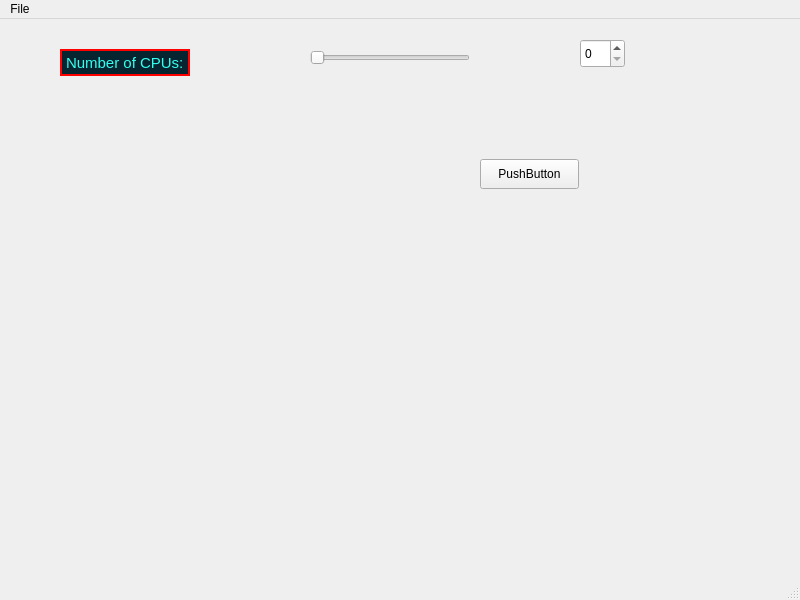
jentor67/Qt6Cmake, file CPU-Usage/mainwindow.ui: the form before one commit.
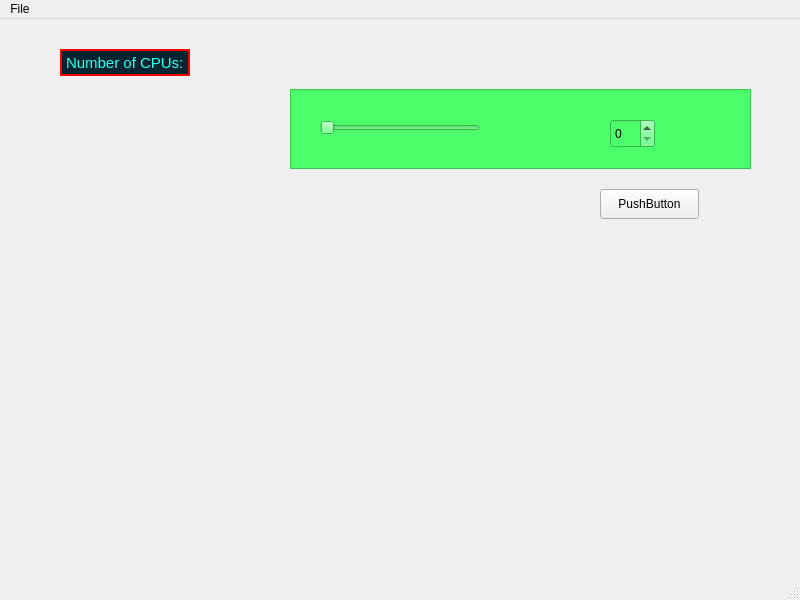
The form after the commit.

What changed in the file:
```diff
--- a/CPU-Usage/mainwindow.ui
+++ b/CPU-Usage/mainwindow.ui
@@ -82,8 +82,8 @@
    <widget class="QPushButton" name="pushButton">
     <property name="geometry">
      <rect>
-      <x>480</x>
-      <y>140</y>
+      <x>600</x>
+      <y>170</y>
       <width>99</width>
       <height>30</height>
      </rect>
@@ -103,28 +103,141 @@
     </property>
     <layout class="QVBoxLayout" name="vlB1"/>
    </widget>
-   <widget class="QSlider" name="horizontalSlider">
+   <widget class="QFrame" name="SignalSlotFrame">
     <property name="geometry">
      <rect>
-      <x>310</x>
-      <y>30</y>
-      <width>160</width>
-      <height>18</height>
+      <x>290</x>
+      <y>70</y>
+      <width>461</width>
+      <height>80</height>
      </rect>
     </property>
-    <property name="orientation">
-     <enum>Qt::Orientation::Horizontal</enum>
+    <property name="palette">
+     <palette>
+      <active>
+       <colorrole role="Button">
+        <brush brushstyle="SolidPattern">
+         <color alpha="255">
+          <red>76</red>
+          <green>255</green>
+          <blue>106</blue>
+         </color>
+        </brush>
+       </colorrole>
+       <colorrole role="Base">
+        <brush brushstyle="SolidPattern">
+         <color alpha="255">
+          <red>76</red>
+          <green>255</green>
+          <blue>106</blue>
+         </color>
+        </brush>
+       </colorrole>
+       <colorrole role="Window">
+        <brush brushstyle="SolidPattern">
+         <color alpha="255">
+          <red>76</red>
+          <green>255</green>
+          <blue>106</blue>
+         </color>
+        </brush>
+       </colorrole>
+      </active>
+      <inactive>
+       <colorrole role="Button">
+        <brush brushstyle="SolidPattern">
+         <color alpha="255">
+          <red>76</red>
+          <green>255</green>
+          <blue>106</blue>
+         </color>
+        </brush>
+       </colorrole>
+       <colorrole role="Base">
+        <brush brushstyle="SolidPattern">
+         <color alpha="255">
+          <red>76</red>
+          <green>255</green>
+          <blue>106</blue>
+         </color>
+        </brush>
+       </colorrole>
+       <colorrole role="Window">
+        <brush brushstyle="SolidPattern">
+         <color alpha="255">
+          <red>76</red>
+          <green>255</green>
+          <blue>106</blue>
+         </color>
+        </brush>
+       </colorrole>
+      </inactive>
+      <disabled>
+       <colorrole role="Button">
+        <brush brushstyle="SolidPattern">
+         <color alpha="255">
+          <red>76</red>
+          <green>255</green>
+          <blue>106</blue>
+         </color>
+        </brush>
+       </colorrole>
+       <colorrole role="Base">
+        <brush brushstyle="SolidPattern">
+         <color alpha="255">
+          <red>76</red>
+          <green>255</green>
+          <blue>106</blue>
+         </color>
+        </brush>
+       </colorrole>
+       <colorrole role="Window">
+        <brush brushstyle="SolidPattern">
+         <color alpha="255">
+          <red>76</red>
+          <green>255</green>
+          <blue>106</blue>
+         </color>
+        </brush>
+       </colorrole>
+      </disabled>
+     </palette>
     </property>
-   </widget>
-   <widget class="QSpinBox" name="spinBox">
-    <property name="geometry">
-     <rect>
-      <x>580</x>
-      <y>20</y>
-      <width>45</width>
-      <height>29</height>
-     </rect>
+    <property name="toolTip">
+     <string extracomment="Signal and Slot frame"/>
     </property>
+    <property name="styleSheet">
+     <string notr="true">background-color: rgb(76, 255, 106);</string>
+    </property>
+    <property name="frameShape">
+     <enum>QFrame::Shape::StyledPanel</enum>
+    </property>
+    <property name="frameShadow">
+     <enum>QFrame::Shadow::Raised</enum>
+    </property>
+    <widget class="QSpinBox" name="spinBox">
+     <property name="geometry">
+      <rect>
+       <x>320</x>
+       <y>30</y>
+       <width>45</width>
+       <height>29</height>
+      </rect>
+     </property>
+    </widget>
+    <widget class="QSlider" name="horizontalSlider">
+     <property name="geometry">
+      <rect>
+       <x>30</x>
+       <y>30</y>
+       <width>160</width>
+       <height>18</height>
+      </rect>
+     </property>
+     <property name="orientation">
+      <enum>Qt::Orientation::Horizontal</enum>
+     </property>
+    </widget>
    </widget>
   </widget>
   <widget class="QMenuBar" name="menubar">
```
Left out of the diff: 16 changed lines with no effect on the pictures.
